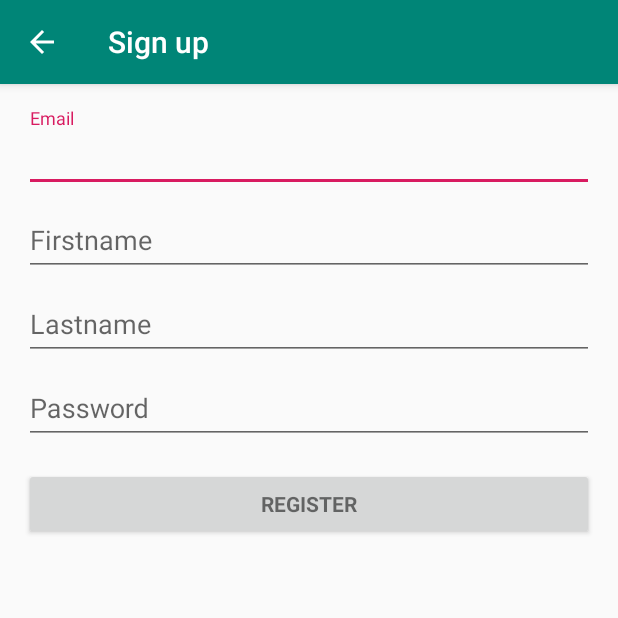
After one commit to CharafLachachi/VoyageonsEnsemble-1, an Android app: the RegisterActivity screen opened directly, with no data from a screen before it, on a phone screen of 412 x 824 dp, the top half of it. The commit adds this screen. Run offline under Robolectric (Android 15) with nearby library versions, the phone set to English and light mode, and no system bars; 2 statements that could not run were skipped.

Commit message:
Add Register Layout

```diff
--- /dev/null
+++ b/app/src/main/java/com/example/thamazgha/voyageonsensemble/activities/RegisterActivity.java
@@ -0,0 +1,362 @@
+package com.example.thamazgha.voyageonsensemble.activities;
+
+import android.animation.Animator;
+import android.animation.AnimatorListenerAdapter;
+import android.annotation.TargetApi;
+import android.content.pm.PackageManager;
+import android.support.annotation.NonNull;
+import android.support.design.widget.Snackbar;
+import android.support.v7.app.AppCompatActivity;
+import android.app.LoaderManager.LoaderCallbacks;
+
+import android.content.CursorLoader;
+import android.content.Loader;
+import android.database.Cursor;
+import android.net.Uri;
+import android.os.AsyncTask;
+
+import android.os.Build;
+import android.os.Bundle;
+import android.provider.ContactsContract;
+import android.text.TextUtils;
+import android.view.KeyEvent;
+import android.view.View;
+import android.view.View.OnClickListener;
+import android.view.inputmethod.EditorInfo;
+import android.widget.ArrayAdapter;
+import android.widget.AutoCompleteTextView;
+import android.widget.Button;
+import android.widget.EditText;
+import android.widget.TextView;
+
+import java.util.ArrayList;
+import java.util.List;
+
+import com.example.thamazgha.voyageonsensemble.R;
+
+import static android.Manifest.permission.READ_CONTACTS;
+
+/**
+ * A login screen that offers login via email/password.
+ */
+public class RegisterActivity extends AppCompatActivity implements LoaderCallbacks<Cursor> {
+
+    /**
+     * Id to identity READ_CONTACTS permission request.
+     */
+    private static final int REQUEST_READ_CONTACTS = 0;
+
+    /**
+     * A dummy authentication store containing known user names and passwords.
+     * TODO: remove after connecting to a real authentication system.
+     */
+    private static final String[] DUMMY_CREDENTIALS = new String[]{
+            "foo@example.com:hello", "bar@example.com:world"
+    };
+    /**
+     * Keep track of the login task to ensure we can cancel it if requested.
+     */
+    private UserLoginTask mAuthTask = null;
+
+    // UI references.
+    private AutoCompleteTextView mEmailView;
+    private EditText mPasswordView;
+    private View mProgressView;
+    private View mLoginFormView;
+
+    @Override
+    protected void onCreate(Bundle savedInstanceState) {
+        super.onCreate(savedInstanceState);
+        setContentView(R.layout.activity_register);
+        setupActionBar();
+        // Set up the login form.
+        mEmailView = (AutoCompleteTextView) findViewById(R.id.email);
+        populateAutoComplete();
+
+        mPasswordView = (EditText) findViewById(R.id.password);
+        mPasswordView.setOnEditorActionListener(new TextView.OnEditorActionListener() {
+            @Override
+            public boolean onEditorAction(TextView textView, int id, KeyEvent keyEvent) {
+                if (id == EditorInfo.IME_ACTION_DONE || id == EditorInfo.IME_NULL) {
+                    attemptLogin();
+                    return true;
+                }
+                return false;
+            }
+        });
+
+        Button mEmailSignInButton = (Button) findViewById(R.id.email_sign_in_button);
+        mEmailSignInButton.setOnClickListener(new OnClickListener() {
+            @Override
+            public void onClick(View view) {
+                attemptLogin();
+            }
+        });
+
+        mLoginFormView = findViewById(R.id.login_form);
+        mProgressView = findViewById(R.id.login_progress);
+    }
+
+    private void populateAutoComplete() {
+        if (!mayRequestContacts()) {
+            return;
+        }
+
+        getLoaderManager().initLoader(0, null, this);
+    }
+
+    private boolean mayRequestContacts() {
+        if (Build.VERSION.SDK_INT < Build.VERSION_CODES.M) {
+            return true;
+        }
+        if (checkSelfPermission(READ_CONTACTS) == PackageManager.PERMISSION_GRANTED) {
+            return true;
+        }
+        if (shouldShowRequestPermissionRationale(READ_CONTACTS)) {
+            Snackbar.make(mEmailView, R.string.permission_rationale, Snackbar.LENGTH_INDEFINITE)
+                    .setAction(android.R.string.ok, new View.OnClickListener() {
+                        @Override
+                        @TargetApi(Build.VERSION_CODES.M)
+                        public void onClick(View v) {
+                            requestPermissions(new String[]{READ_CONTACTS}, REQUEST_READ_CONTACTS);
+                        }
+                    });
+        } else {
+            requestPermissions(new String[]{READ_CONTACTS}, REQUEST_READ_CONTACTS);
+        }
+        return false;
+    }
+
+    /**
+     * Callback received when a permissions request has been completed.
+     */
+    @Override
+    public void onRequestPermissionsResult(int requestCode, @NonNull String[] permissions,
+                                           @NonNull int[] grantResults) {
+        if (requestCode == REQUEST_READ_CONTACTS) {
+            if (grantResults.length == 1 && grantResults[0] == PackageManager.PERMISSION_GRANTED) {
+                populateAutoComplete();
+            }
+        }
+    }
+
+    /**
+     * Set up the {@link android.app.ActionBar}, if the API is available.
+     */
+    @TargetApi(Build.VERSION_CODES.HONEYCOMB)
+    private void setupActionBar() {
+        if (Build.VERSION.SDK_INT >= Build.VERSION_CODES.HONEYCOMB) {
+            // Show the Up button in the action bar.
+            getSupportActionBar().setDisplayHomeAsUpEnabled(true);
+        }
+    }
+
+    /**
+     * Attempts to sign in or register the account specified by the login form.
+     * If there are form errors (invalid email, missing fields, etc.), the
+     * errors are presented and no actual login attempt is made.
+     */
+    private void attemptLogin() {
+        if (mAuthTask != null) {
+            return;
+        }
+
+        // Reset errors.
+        mEmailView.setError(null);
+        mPasswordView.setError(null);
+
+        // Store values at the time of the login attempt.
+        String email = mEmailView.getText().toString();
+        String password = mPasswordView.getText().toString();
+
+        boolean cancel = false;
+        View focusView = null;
+
+        // Check for a valid password, if the user entered one.
+        if (!TextUtils.isEmpty(password) && !isPasswordValid(password)) {
+            mPasswordView.setError(getString(R.string.error_invalid_password));
+            focusView = mPasswordView;
+            cancel = true;
+        }
+
+        // Check for a valid email address.
+        if (TextUtils.isEmpty(email)) {
+            mEmailView.setError(getString(R.string.error_field_required));
+            focusView = mEmailView;
+            cancel = true;
+        } else if (!isEmailValid(email)) {
+            mEmailView.setError(getString(R.string.error_invalid_email));
+            focusView = mEmailView;
+            cancel = true;
+        }
+
+        if (cancel) {
+            // There was an error; don't attempt login and focus the first
+            // form field with an error.
+            focusView.requestFocus();
+        } else {
+            // Show a progress spinner, and kick off a background task to
+            // perform the user login attempt.
+            showProgress(true);
+            mAuthTask = new UserLoginTask(email, password);
+            mAuthTask.execute((Void) null);
+        }
+    }
+
+    private boolean isEmailValid(String email) {
+        //TODO: Replace this with your own logic
+        return email.contains("@");
+    }
+
+    private boolean isPasswordValid(String password) {
+        //TODO: Replace this with your own logic
+        return password.length() > 4;
+    }
+
+    /**
+     * Shows the progress UI and hides the login form.
+     */
+    @TargetApi(Build.VERSION_CODES.HONEYCOMB_MR2)
+    private void showProgress(final boolean show) {
+        // On Honeycomb MR2 we have the ViewPropertyAnimator APIs, which allow
+        // for very easy animations. If available, use these APIs to fade-in
+        // the progress spinner.
+        if (Build.VERSION.SDK_INT >= Build.VERSION_CODES.HONEYCOMB_MR2) {
+            int shortAnimTime = getResources().getInteger(android.R.integer.config_shortAnimTime);
+
+            mLoginFormView.setVisibility(show ? View.GONE : View.VISIBLE);
+            mLoginFormView.animate().setDuration(shortAnimTime).alpha(
+                    show ? 0 : 1).setListener(new AnimatorListenerAdapter() {
+                @Override
+                public void onAnimationEnd(Animator animation) {
+                    mLoginFormView.setVisibility(show ? View.GONE : View.VISIBLE);
+                }
+            });
+
+            mProgressView.setVisibility(show ? View.VISIBLE : View.GONE);
+            mProgressView.animate().setDuration(shortAnimTime).alpha(
+                    show ? 1 : 0).setListener(new AnimatorListenerAdapter() {
+                @Override
+                public void onAnimationEnd(Animator animation) {
+                    mProgressView.setVisibility(show ? View.VISIBLE : View.GONE);
+                }
+            });
+        } else {
+            // The ViewPropertyAnimator APIs are not available, so simply show
+            // and hide the relevant UI components.
+            mProgressView.setVisibility(show ? View.VISIBLE : View.GONE);
+            mLoginFormView.setVisibility(show ? View.GONE : View.VISIBLE);
+        }
+    }
+
+    @Override
+    public Loader<Cursor> onCreateLoader(int i, Bundle bundle) {
+        return new CursorLoader(this,
+                // Retrieve data rows for the device user's 'profile' contact.
+                Uri.withAppendedPath(ContactsContract.Profile.CONTENT_URI,
+                        ContactsContract.Contacts.Data.CONTENT_DIRECTORY), ProfileQuery.PROJECTION,
+
+                // Select only email addresses.
+                ContactsContract.Contacts.Data.MIMETYPE +
+                        " = ?", new String[]{ContactsContract.CommonDataKinds.Email
+                .CONTENT_ITEM_TYPE},
+
+                // Show primary email addresses first. Note that there won't be
+                // a primary email address if the user hasn't specified one.
+                ContactsContract.Contacts.Data.IS_PRIMARY + " DESC");
+    }
+
+    @Override
+    public void onLoadFinished(Loader<Cursor> cursorLoader, Cursor cursor) {
+        List<String> emails = new ArrayList<>();
+        cursor.moveToFirst();
+        while (!cursor.isAfterLast()) {
+            emails.add(cursor.getString(ProfileQuery.ADDRESS));
+            cursor.moveToNext();
+        }
+
+        addEmailsToAutoComplete(emails);
+    }
+
+    @Override
+    public void onLoaderReset(Loader<Cursor> cursorLoader) {
+
+    }
+
+    private void addEmailsToAutoComplete(List<String> emailAddressCollection) {
+        //Create adapter to tell the AutoCompleteTextView what to show in its dropdown list.
+        ArrayAdapter<String> adapter =
+                new ArrayAdapter<>(RegisterActivity.this,
+                        android.R.layout.simple_dropdown_item_1line, emailAddressCollection);
+
+        mEmailView.setAdapter(adapter);
+    }
+
+
+    private interface ProfileQuery {
+        String[] PROJECTION = {
+                ContactsContract.CommonDataKinds.Email.ADDRESS,
+                ContactsContract.CommonDataKinds.Email.IS_PRIMARY,
+        };
+
+        int ADDRESS = 0;
+        int IS_PRIMARY = 1;
+    }
+
+    /**
+     * Represents an asynchronous login/registration task used to authenticate
+     * the user.
+     */
+    public class UserLoginTask extends AsyncTask<Void, Void, Boolean> {
+
+        private final String mEmail;
+        private final String mPassword;
+
+        UserLoginTask(String email, String password) {
+            mEmail = email;
+            mPassword = password;
+        }
+
+        @Override
+        protected Boolean doInBackground(Void... params) {
+            // TODO: attempt authentication against a network service.
+
+            try {
+                // Simulate network access.
+                Thread.sleep(2000);
+            } catch (InterruptedException e) {
+                return false;
+            }
+
+            for (String credential : DUMMY_CREDENTIALS) {
+                String[] pieces = credential.split(":");
+                if (pieces[0].equals(mEmail)) {
+                    // Account exists, return true if the password matches.
+                    return pieces[1].equals(mPassword);
+                }
+            }
+
+            // TODO: register the new account here.
+            return true;
+        }
+
+        @Override
+        protected void onPostExecute(final Boolean success) {
+            mAuthTask = null;
+            showProgress(false);
+
+            if (success) {
+                finish();
+            } else {
+                mPasswordView.setError(getString(R.string.error_incorrect_password));
+                mPasswordView.requestFocus();
+            }
+        }
+
+        @Override
+        protected void onCancelled() {
+            mAuthTask = null;
+            showProgress(false);
+        }
+    }
+}
--- /dev/null
+++ b/app/src/main/res/layout/activity_register.xml
@@ -0,0 +1,105 @@
+<?xml version="1.0" encoding="utf-8"?>
+<LinearLayout xmlns:android="http://schemas.android.com/apk/res/android"
+    xmlns:tools="http://schemas.android.com/tools"
+    android:layout_width="match_parent"
+    android:layout_height="match_parent"
+    android:gravity="center_horizontal"
+    android:orientation="vertical"
+    android:paddingBottom="@dimen/activity_vertical_margin"
+    android:paddingLeft="@dimen/activity_horizontal_margin"
+    android:paddingRight="@dimen/activity_horizontal_margin"
+    android:paddingTop="@dimen/activity_vertical_margin"
+    tools:context=".activities.RegisterActivity">
+
+    <!-- Login progress -->
+    <ProgressBar
+        android:id="@+id/login_progress"
+        style="?android:attr/progressBarStyleLarge"
+        android:layout_width="wrap_content"
+        android:layout_height="wrap_content"
+        android:layout_marginBottom="8dp"
+        android:visibility="gone" />
+
+    <ScrollView
+        android:id="@+id/login_form"
+        android:layout_width="match_parent"
+        android:layout_height="match_parent">
+
+        <LinearLayout
+            android:id="@+id/email_login_form"
+            android:layout_width="match_parent"
+            android:layout_height="wrap_content"
+            android:orientation="vertical">
+
+            <android.support.design.widget.TextInputLayout
+                android:layout_width="match_parent"
+                android:layout_height="wrap_content">
+
+                <AutoCompleteTextView
+                    android:id="@+id/email"
+                    android:layout_width="match_parent"
+                    android:layout_height="wrap_content"
+                    android:hint="@string/prompt_email"
+                    android:inputType="textEmailAddress"
+                    android:maxLines="1"
+                    android:singleLine="true" />
+
+            </android.support.design.widget.TextInputLayout>
+
+            <android.support.design.widget.TextInputLayout
+                android:layout_width="match_parent"
+                android:layout_height="wrap_content">
+
+                <EditText
+                    android:id="@+id/firstname"
+                    android:layout_width="match_parent"
+                    android:layout_height="wrap_content"
+
+                    android:hint="@string/prompt_firstname"
+                    />
+
+            </android.support.design.widget.TextInputLayout>
+
+            <android.support.design.widget.TextInputLayout
+                android:layout_width="match_parent"
+                android:layout_height="wrap_content">
+
+                <EditText
+                    android:id="@+id/lastname"
+                    android:layout_width="match_parent"
+                    android:layout_height="wrap_content"
+                    android:hint="@string/prompt_lastname"
+                  />
+
+            </android.support.design.widget.TextInputLayout>
+
+            <android.support.design.widget.TextInputLayout
+                android:layout_width="match_parent"
+                android:layout_height="wrap_content">
+
+                <EditText
+                    android:id="@+id/password"
+                    android:layout_width="match_parent"
+                    android:layout_height="wrap_content"
+                    android:hint="@string/prompt_password"
+                    android:imeActionId="6"
+                    android:imeOptions="actionUnspecified"
+                    android:inputType="textPassword"
+                    android:maxLines="1"
+                    android:singleLine="true" />
+
+            </android.support.design.widget.TextInputLayout>
+
+
+            <Button
+                android:id="@+id/email_sign_in_button"
+                style="?android:textAppearanceSmall"
+                android:text="@string/action_sign_up"
+                android:layout_width="match_parent"
+                android:layout_height="wrap_content"
+                android:layout_marginTop="16dp"
+                android:textStyle="bold" />
+
+        </LinearLayout>
+    </ScrollView>
+</LinearLayout>
--- a/app/src/main/res/values/strings.xml
+++ b/app/src/main/res/values/strings.xml
@@ -7,11 +7,15 @@
     <string name="nav_header_desc">Navigation header</string>
     <string name="action_settings">Settings</string>
     <string name="title_activity_login">Sign in</string>
+
+
+
     <!-- Strings related to login -->
     <string name="prompt_email">Email</string>
-    <string name="prompt_password">Password (optional)</string>
-    <string name="action_sign_in">Sign in or register</string>
+    <string name="prompt_password">Password</string>
+    <string name="action_sign_in">Sign in</string>
     <string name="action_sign_in_short">Sign in</string>
+    <string name="no_account"> No account yet? Create one</string>
     <string name="error_invalid_email">This email address is invalid</string>
     <string name="error_invalid_password">This password is too short</string>
     <string name="error_incorrect_password">This password is incorrect</string>
@@ -19,4 +23,13 @@
     <string name="permission_rationale">"Contacts permissions are needed for providing email
         completions."
     </string>
+    <string name="title_activity_register">Sign up</string>
+
+    <!-- Strings related to register-->
+    <string name="prompt_firstname">Firstname</string>
+    <string name="prompt_lastname">Lastname</string>
+    <string name="action_sign_up">Register</string>
+    <string name="action_sign_up_short">Register</string>
+    <string name="api">http://134.157.121.205:8080/DAR_PROJECT</string>
+
 </resources>
--- a/app/src/main/res/values/styles.xml
+++ b/app/src/main/res/values/styles.xml
@@ -1,7 +1,7 @@
 <resources>
 
     <!-- Base application theme. -->
-    <style name="AppTheme" parent="Theme.AppCompat.Light.DarkActionBar">
+    <style name="AppTheme" parent="Base.Theme.AppCompat.Light.DarkActionBar">
         <!-- Customize your theme here. -->
         <item name="colorPrimary">@color/colorPrimary</item>
         <item name="colorPrimaryDark">@color/colorPrimaryDark</item>
```
Also changed, not shown: app/src/main/AndroidManifest.xml (+9 -3 lines).
